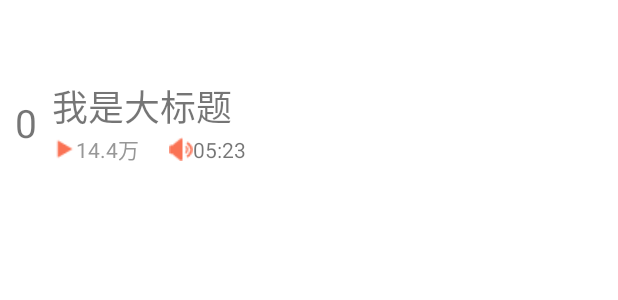
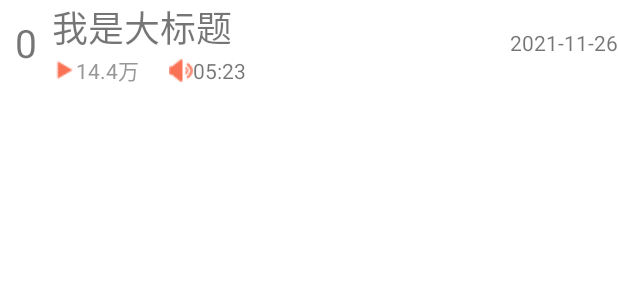
Before and after one commit to DoubleYellowIce/Himalaya, an Android app: the layout item_detail_layout.xml on its own in the app's theme, with its tools: preview values and no code run, on a phone screen of 412 x 824 dp. Shown: the top 300 px of the screen. Run offline under Robolectric (Android 15) with nearby library versions, the phone set to English and light mode, and no system bars.

```diff
--- a/app/src/main/res/layout/item_detail_layout.xml
+++ b/app/src/main/res/layout/item_detail_layout.xml
@@ -15,13 +15,17 @@
     <LinearLayout
         android:layout_width="match_parent"
         android:layout_height="wrap_content"
+
         android:layout_centerVertical="true"
         android:id="@+id/title_container"
         android:layout_toEndOf="@id/order_text"
         android:orientation="vertical"
         >
         <TextView
+            android:id="@+id/large_title"
             android:layout_width="wrap_content"
+            android:lines="1"
+            android:ellipsize="end"
             android:layout_height="wrap_content"
             android:text="我是大标题"
             android:textSize="24sp"
@@ -30,7 +34,6 @@
         <LinearLayout
             android:layout_width="match_parent"
             android:layout_height="wrap_content"
-
             android:orientation="horizontal">
             <ImageView
                 android:layout_width="wrap_content"
@@ -40,6 +43,7 @@
                 >
             </ImageView>
             <TextView
+                android:id="@+id/play_count"
                 android:layout_width="wrap_content"
                 android:layout_height="wrap_content"
                 android:text="14.4万"
@@ -56,7 +60,7 @@
                 >
             </ImageView>
             <TextView
-
+                android:id="@+id/duration"
                 android:layout_width="wrap_content"
                 android:layout_height="wrap_content"
                 android:text="05:23">
@@ -64,10 +68,11 @@
         </LinearLayout>
     </LinearLayout>
     <TextView
+        android:id="@+id/time"
         android:layout_width="wrap_content"
         android:layout_height="wrap_content"
         android:layout_centerVertical="true"
-        android:layout_toRightOf="@id/title_container"
+        android:layout_alignParentRight="true"
         android:text="2021-11-26"
         >
     </TextView>
```
Also changed, not shown: app/src/main/java/com/example/himalaya/adapters/DetailListAdapter.kt (+18 -3 lines).
